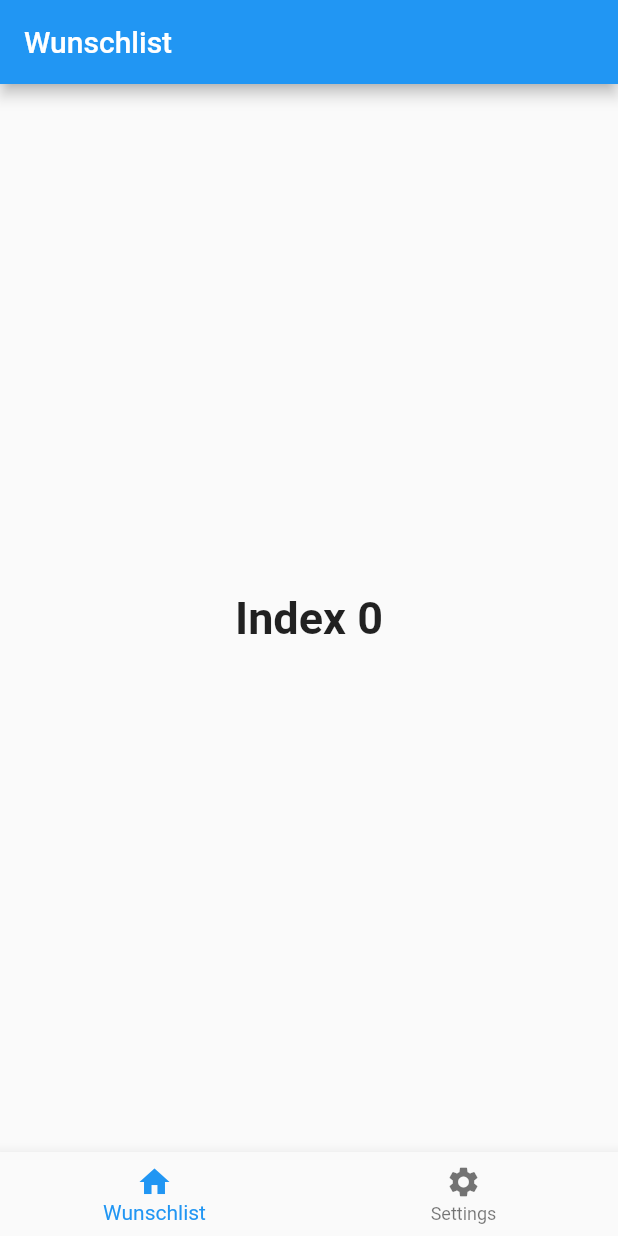
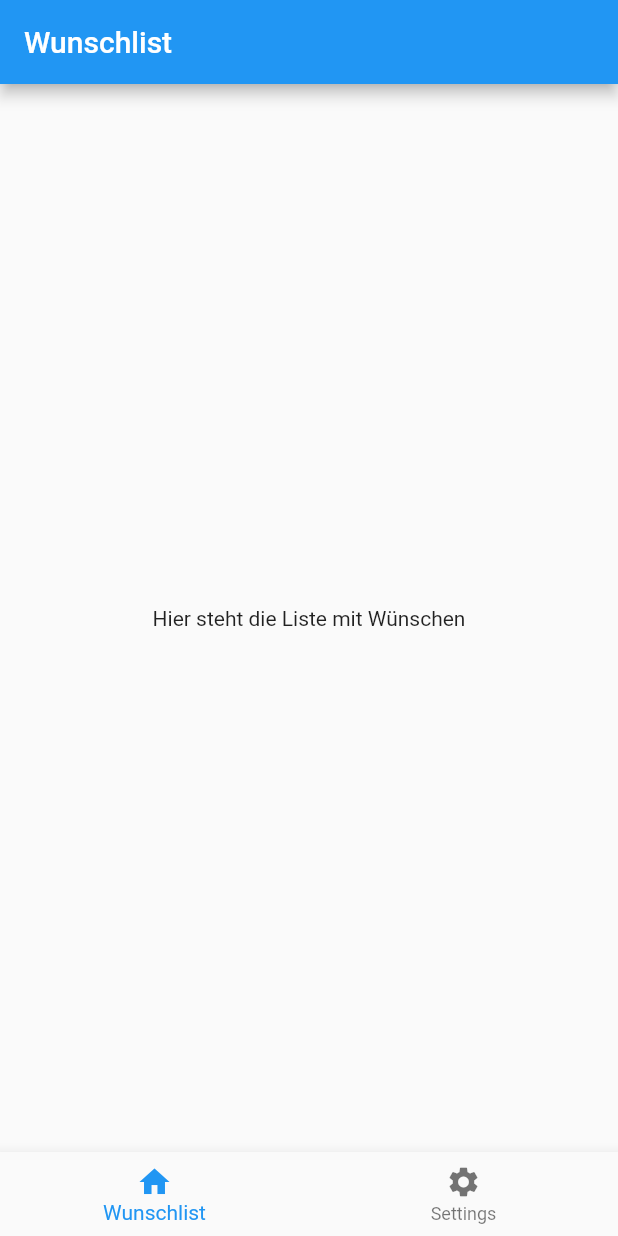
Before and after one commit to wunschlist/wunschlist, a Flutter app: the screen it shows after launch, on a phone screen of 412 x 824 dp. Run offline on Flutter 3.47's test engine with Material 2 defaults, Android fonts, the phone set to English and light mode, and no system bars.

```diff
--- a/frontend/lib/navigation.dart
+++ b/frontend/lib/navigation.dart
@@ -1,4 +1,5 @@
 import 'package:flutter/material.dart';
+import 'wunschliste/wunschliste.dart';
 
 // Our navigation widget which handles navigation between different screens.
 class NavigationWidget extends StatefulWidget {
@@ -9,16 +10,11 @@ class NavigationWidget extends StatefulWidget {
 class _NavigationWidgetState extends State<NavigationWidget> {
   int _selectedIndex = 0;
 
-  static const TextStyle optionStyle =
-      TextStyle(fontSize: 30, fontWeight: FontWeight.bold);
-  static const List<Widget> _widgetOptions = <Widget>[
+  List<Widget> _widgetOptions = <Widget>[
+    WunschlisteWidget(),
     Text(
-      "Index 0",
-      style: optionStyle,
-    ),
-    Text(
-      "Index 1",
-      style: optionStyle,
+      "Temporärer Settings Placeholder",
+      style: TextStyle(fontSize: 30, fontWeight: FontWeight.bold),
     )
   ];
 
--- /dev/null
+++ b/frontend/lib/wunschliste/wunschliste.dart
@@ -0,0 +1,17 @@
+import 'package:flutter/material.dart';
+
+class WunschlisteWidget extends StatefulWidget {
+  @override
+  _WunschlisteWidgetState createState() => new _WunschlisteWidgetState();
+}
+
+class _WunschlisteWidgetState extends State<WunschlisteWidget> {
+  @override
+  Widget build(BuildContext context) {
+    return new Container(
+      child: Center(
+        child: Text("Hier steht die Liste mit Wünschen"),
+      ),
+    );
+  }
+}
```
